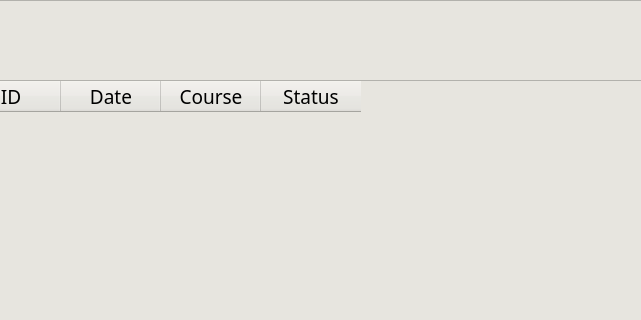
chananon-n/FineCuisine, file app/gui/mainPage/first.ui: the form before one commit; both pictures show x 140 to 781 and y 0 to 320 of the 1280 by 720 pixel window.
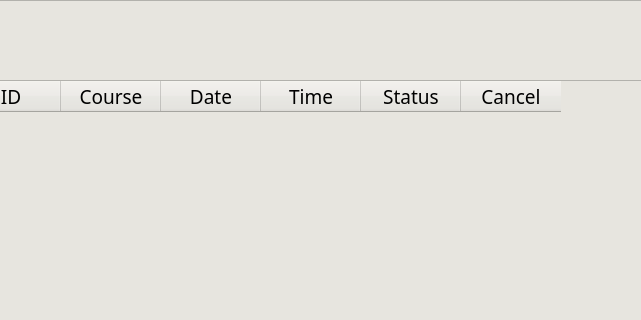
The form after the commit. The open tabs and pages were chosen to show the change. Icons and pictures are not drawn.

Patch:
```diff
--- a/app/gui/mainPage/first.ui
+++ b/app/gui/mainPage/first.ui
@@ -954,6 +954,17 @@
               </font>
              </property>
             </column>
+            <column>
+             <property name="text">
+              <string>Course</string>
+             </property>
+             <property name="font">
+              <font>
+               <family>KoHo</family>
+               <pointsize>14</pointsize>
+              </font>
+             </property>
+            </column>
             <column>
              <property name="text">
               <string>Date</string>
@@ -967,7 +978,7 @@
             </column>
             <column>
              <property name="text">
-              <string>Course</string>
+              <string>Time</string>
              </property>
              <property name="font">
               <font>
@@ -987,6 +998,17 @@
               </font>
              </property>
             </column>
+            <column>
+             <property name="text">
+              <string>Cancel</string>
+             </property>
+             <property name="font">
+              <font>
+               <family>KoHo</family>
+               <pointsize>14</pointsize>
+              </font>
+             </property>
+            </column>
            </widget>
           </widget>
           <widget class="QWidget" name="feedbackPage">
```
Left out of the diff: 2 changed lines with no effect on the pictures.
